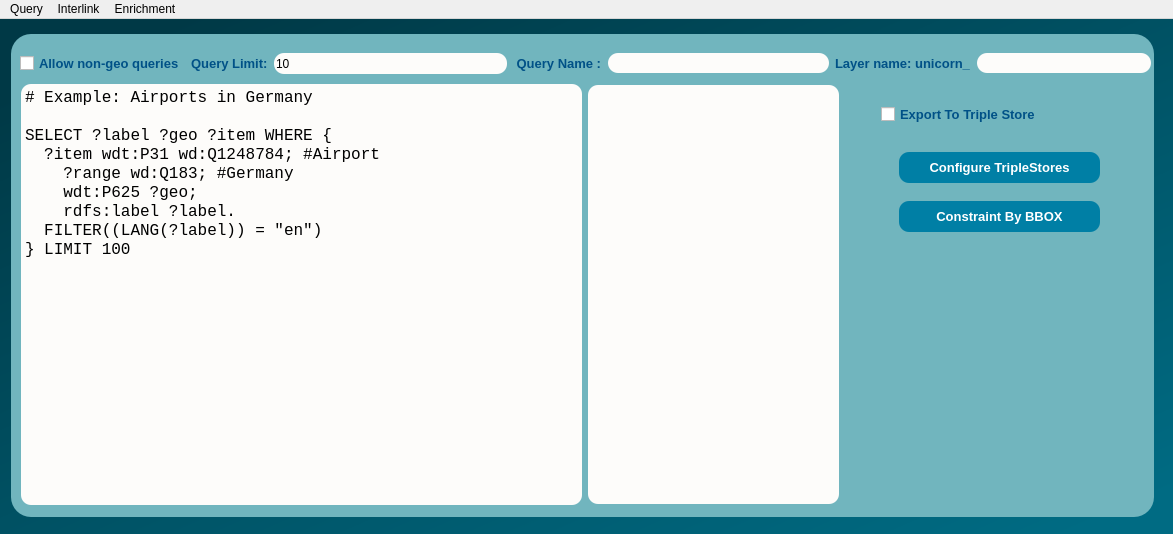
First picture: the form in sparql_unicorn_dialog_base_simp.ui, repository Cprudhomme/SpaLOD_qgis_plugin, before the edit.
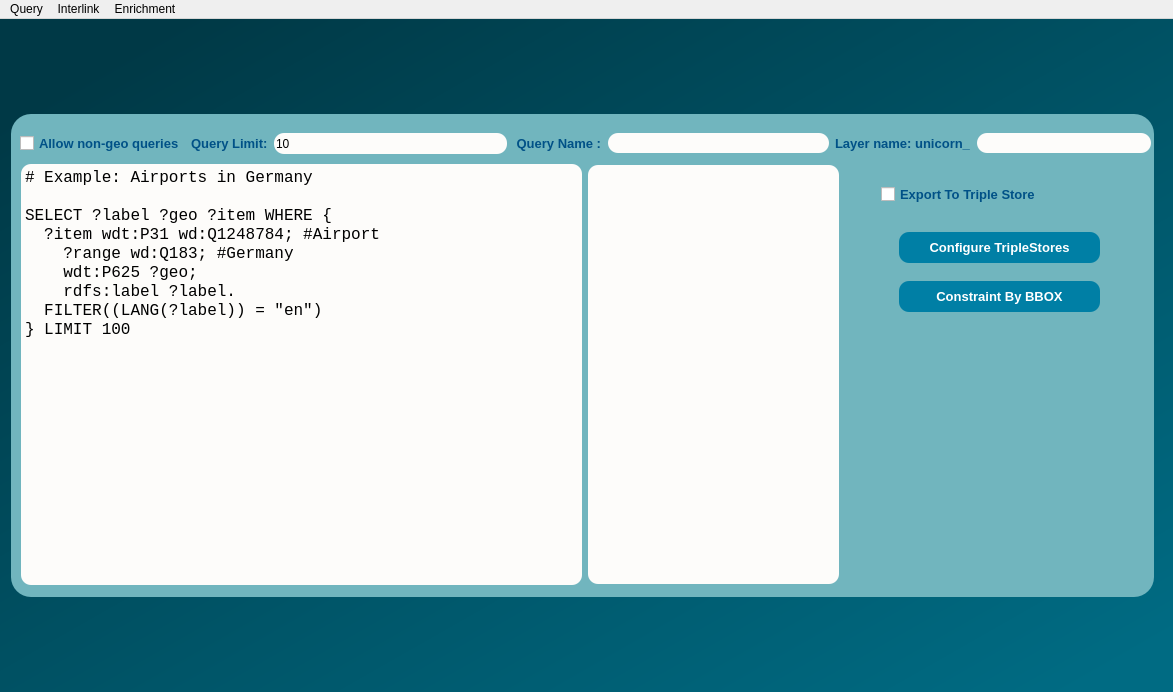
Second picture: the form after the edit.

```diff
--- a/sparql_unicorn_dialog_base_simp.ui
+++ b/sparql_unicorn_dialog_base_simp.ui
@@ -7,7 +7,7 @@
     <x>0</x>
     <y>0</y>
     <width>1173</width>
-    <height>534</height>
+    <height>692</height>
    </rect>
   </property>
   <property name="windowTitle">
```
Left out of the diff: 3 changed lines with no effect on the pictures.
